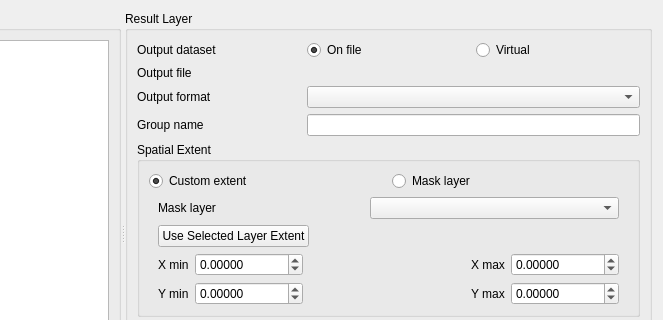
Above: src/ui/mesh/qgsmeshcalculatordialogbase.ui from qgis/QGIS before the change; both pictures show x 249 to 912 and y 0 to 320 of the 912 by 902 pixel window. Below: the same form after it.
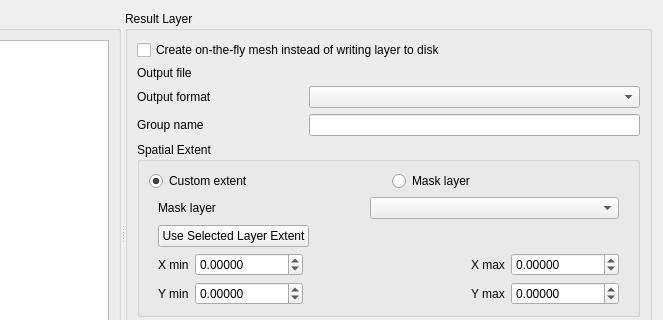
That is the form after the change. Custom widgets are drawn as their Qt base class.

Commit message: Use a checkbox to create virtual layer instead of radiobuttons

```diff
--- a/src/ui/mesh/qgsmeshcalculatordialogbase.ui
+++ b/src/ui/mesh/qgsmeshcalculatordialogbase.ui
@@ -40,6 +40,19 @@
        <layout class="QVBoxLayout" name="verticalLayout_4">
         <item>
          <layout class="QGridLayout" name="gridLayout_5">
+          <item row="0" column="0" colspan="3">
+           <widget class="QCheckBox" name="mUseVirtualProviderCheckBox">
+            <property name="layoutDirection">
+             <enum>Qt::LeftToRight</enum>
+            </property>
+            <property name="text">
+             <string>Create on-the-fly mesh instead of writing layer to disk</string>
+            </property>
+            <property name="tristate">
+             <bool>false</bool>
+            </property>
+           </widget>
+          </item>
           <item row="3" column="0">
            <widget class="QLabel" name="mOutputFormatLabel_2">
             <property name="text">
@@ -54,36 +67,12 @@
             </property>
            </widget>
           </item>
-          <item row="0" column="1">
-           <widget class="QRadioButton" name="mOutputOnFileRadioButton">
-            <property name="text">
-             <string>On file</string>
-            </property>
-            <property name="checked">
-             <bool>true</bool>
-            </property>
-           </widget>
-          </item>
           <item row="1" column="1" colspan="2">
            <widget class="QgsFileWidget" name="mOutputDatasetFileWidget" native="true"/>
           </item>
-          <item row="0" column="0">
-           <widget class="QLabel" name="mOutputDatasetLabel">
-            <property name="text">
-             <string>Output dataset</string>
-            </property>
-           </widget>
-          </item>
           <item row="2" column="1" colspan="2">
            <widget class="QComboBox" name="mOutputFormatComboBox"/>
           </item>
-          <item row="0" column="2">
-           <widget class="QRadioButton" name="mOutputVirtualRadioButton">
-            <property name="text">
-             <string>Virtual</string>
-            </property>
-           </widget>
-          </item>
           <item row="3" column="1" colspan="2">
            <widget class="QLineEdit" name="mOutputGroupNameLineEdit"/>
           </item>
```
Left out of the diff: 3 changed lines with no effect on the pictures.
